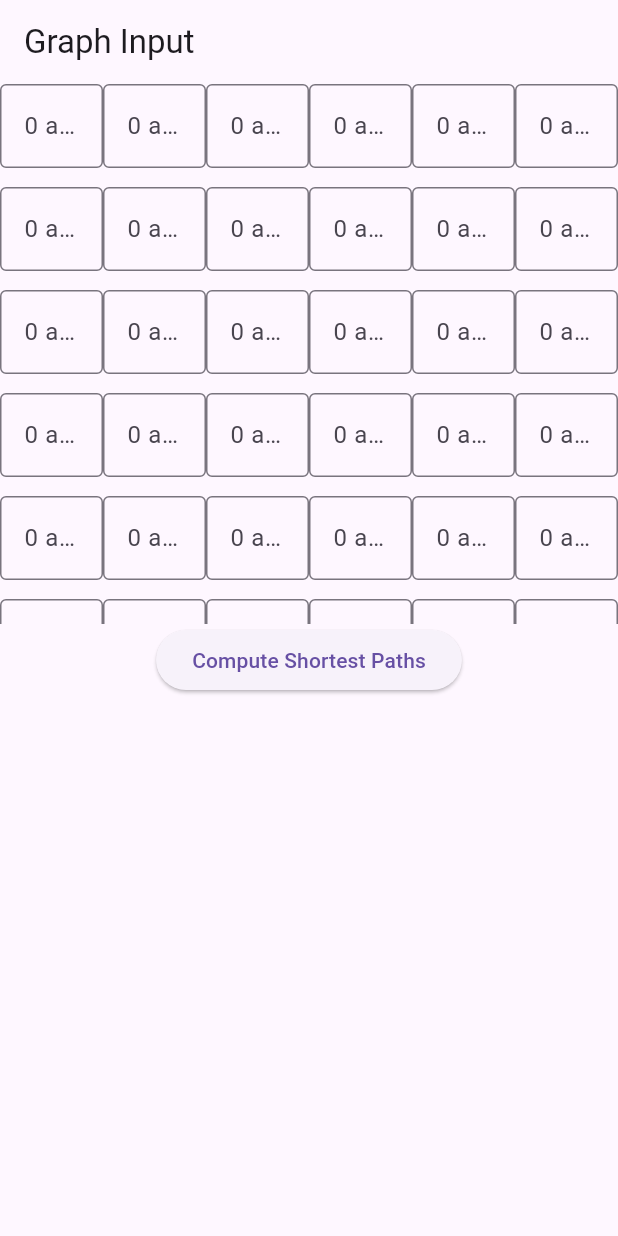
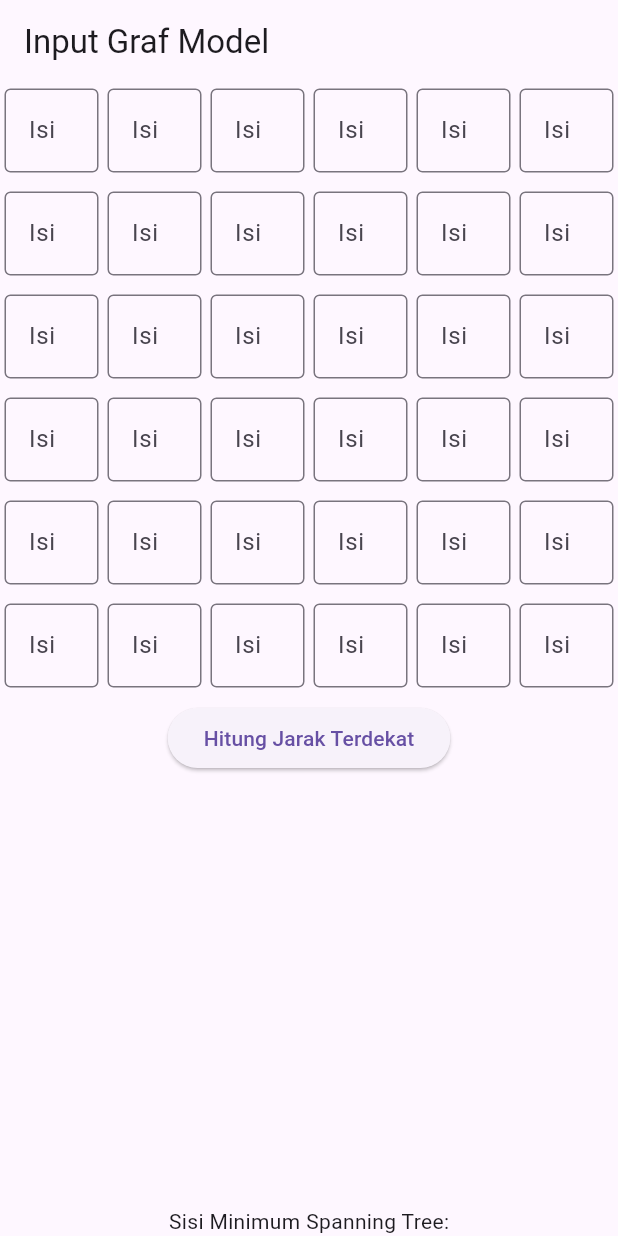
Before and after one commit to krsXishere/Implementation-of-Floyd-Warshall-s-Algorithm-Flutter, a Flutter app: the screen it shows after launch, on a phone screen of 412 x 824 dp. Run offline on Flutter 3.47's test engine with Material 3 defaults, Android fonts, the phone set to English and light mode, and no system bars.

Commit message:
add: adding new feature

```diff
--- a/lib/main.dart
+++ b/lib/main.dart
@@ -1,6 +1,7 @@
 import 'package:flutter/material.dart';
 import 'package:implement_floy_warshall_algorithm/pages/graph_page.dart';
 import 'package:implement_floy_warshall_algorithm/providers/graph_provider.dart';
+import 'package:implement_floy_warshall_algorithm/providers/mst_provider.dart';
 import 'package:implement_floy_warshall_algorithm/services/graph_service.dart';
 import 'package:provider/provider.dart';
 
@@ -19,7 +20,10 @@ class MainApp extends StatelessWidget {
           create: (context) => GraphProvider(
             GraphService(6),
           ),
-        )
+        ),
+        ChangeNotifierProvider(
+          create: (context) => MSTProvider(),
+        ),
       ],
       child: Builder(builder: (context) {
         return const MaterialApp(
--- /dev/null
+++ b/lib/models/edge_model.dart
@@ -0,0 +1,7 @@
+class EdgeModel {
+  final int start;
+  final int end;
+  final int weight;
+
+  EdgeModel(this.start, this.end, this.weight);
+}
--- a/lib/pages/graph_page.dart
+++ b/lib/pages/graph_page.dart
@@ -1,8 +1,7 @@
-// ignore_for_file: prefer_const_constructors
-
 import 'dart:math';
 import 'package:flutter/material.dart';
 import 'package:implement_floy_warshall_algorithm/providers/graph_provider.dart';
+import 'package:implement_floy_warshall_algorithm/providers/mst_provider.dart';
 import 'package:implement_floy_warshall_algorithm/services/graph_service.dart';
 import 'package:provider/provider.dart';
 
@@ -15,20 +14,22 @@ class GraphPage extends StatefulWidget {
 
 class _GraphPageState extends State<GraphPage> {
   final int numberOfVertices = 6;
- // Ganti dengan jumlah simpul yang sesuai
   List<TextEditingController> controllers = [];
 
   @override
   void initState() {
     super.initState();
-    controllers = List.generate(numberOfVertices * numberOfVertices, (index) => TextEditingController());
+    controllers = List.generate(numberOfVertices * numberOfVertices,
+        (index) => TextEditingController());
   }
 
   List<List<int>> getMatrix() {
-    List<List<int>> matrix = List.generate(numberOfVertices, (_) => List.filled(numberOfVertices, GraphService.infinity));
+    List<List<int>> matrix = List.generate(numberOfVertices,
+        (_) => List.filled(numberOfVertices, GraphService.infinity));
     for (int i = 0; i < numberOfVertices; i++) {
       for (int j = 0; j < numberOfVertices; j++) {
-        int value = int.tryParse(controllers[i * numberOfVertices + j].text) ?? GraphService.infinity;
+        int value = int.tryParse(controllers[i * numberOfVertices + j].text) ??
+            GraphService.infinity;
         if (value == -1) {
           value = GraphService.infinity;
         }
@@ -40,23 +41,37 @@ class _GraphPageState extends State<GraphPage> {
 
   @override
   Widget build(BuildContext context) {
+    double height = MediaQuery.of(context).size.height;
+
+    return Consumer2<GraphProvider, MSTProvider>(
+      builder: (context, graphProvider, mstProvider, child) {
         return Scaffold(
           appBar: AppBar(
-        title: const Text('Graph Input'),
+            title: const Text('Input Graf Model'),
           ),
-      body: Column(
+          body: SafeArea(
+            child: SingleChildScrollView(
+              physics: const BouncingScrollPhysics(),
+              child: Column(
                 children: [
-         Expanded(
+                  SizedBox(
+                    height: height * 0.5,
                     child: GridView.builder(
-              gridDelegate: SliverGridDelegateWithFixedCrossAxisCount(crossAxisCount: numberOfVertices),
+                      physics: const NeverScrollableScrollPhysics(),
+                      shrinkWrap: true,
+                      gridDelegate: SliverGridDelegateWithFixedCrossAxisCount(
+                          crossAxisCount: numberOfVertices),
                       itemCount: numberOfVertices * numberOfVertices,
                       itemBuilder: (context, index) {
-                return TextField(
+                        return Padding(
+                          padding: const EdgeInsets.all(3),
+                          child: TextField(
                             controller: controllers[index],
                             keyboardType: TextInputType.number,
-                  decoration: InputDecoration(
+                            decoration: const InputDecoration(
                               border: OutlineInputBorder(),
-                    hintText: '0 atau -1', // Berikan petunjuk untuk nilai tak terbatas
+                              hintText: 'Isi',
+                            ),
                           ),
                         );
                       },
@@ -65,27 +80,54 @@ class _GraphPageState extends State<GraphPage> {
                   ElevatedButton(
                     onPressed: () {
                       List<List<int>> matrix = getMatrix();
-              Provider.of<GraphProvider>(context, listen: false).setMatrix(matrix);
-              Provider.of<GraphProvider>(context, listen: false).computeShortestPaths();
+                      graphProvider.setMatrix(matrix);
+                      graphProvider.computeShortestPaths();
+                      graphProvider.computeShortestPathsPlus();
+                      graphProvider.primMST();
                     },
-            child: const Text('Compute Shortest Paths'),
+                    child: const Text('Hitung Jarak Terdekat'),
                   ),
-          Expanded(
-            child: Consumer<GraphProvider>(
-              builder: (context, graphProvider, child) {
-                return ListView.builder(
+                  SizedBox(
+                    height: height * 0.35,
+                    child: ListView.builder(
+                      physics: const NeverScrollableScrollPhysics(),
                       itemCount: graphProvider.distance.length,
                       itemBuilder: (context, index) {
                         return ListTile(
-                      title: Text(graphProvider.distance[index].toString()),
-                    );
-                  },
+                          title: Text(
+                            graphProvider.distance[index].toString(),
+                            textAlign: TextAlign.center,
+                          ),
                         );
                       },
                     ),
                   ),
+                  const Text("Sisi Minimum Spanning Tree:"),
+                  SizedBox(
+                    height: height * 0.35,
+                    child: ListView.builder(
+                      physics: const NeverScrollableScrollPhysics(),
+                      itemCount: graphProvider.msts.length,
+                      itemBuilder: (context, index) {
+                        return ListTile(
+                          title: Text(
+                            graphProvider.msts[index].toString(),
+                            textAlign: TextAlign.center,
+                          ),
+                        );
+                      },
+                    ),
+                  ),
+                  Text("Total Bobot: ${graphProvider.totalWeight} meter"),
+                  SizedBox(
+                    height: height * 0.1,
+                  ),
                 ],
               ),
+            ),
+          ),
+        );
+      },
     );
   }
 }
--- /dev/null
+++ b/lib/providers/mst_provider.dart
@@ -0,0 +1,12 @@
+import 'package:flutter/material.dart';
+import 'package:implement_floy_warshall_algorithm/models/edge_model.dart';
+
+class MSTProvider with ChangeNotifier {
+  List<EdgeModel> _listEdge = [];
+  List<EdgeModel> get listEdge => _listEdge;
+
+  void setMSTEdge(List<EdgeModel> edges) {
+    _listEdge = edges;
+    notifyListeners();
+  }
+}
```
Also changed, not shown: lib/providers/graph_provider.dart (+66 -0 lines), lib/services/graph_service.dart (+48 -0 lines), 1 other file. Lines whose indentation alone changed are shown as unchanged.
